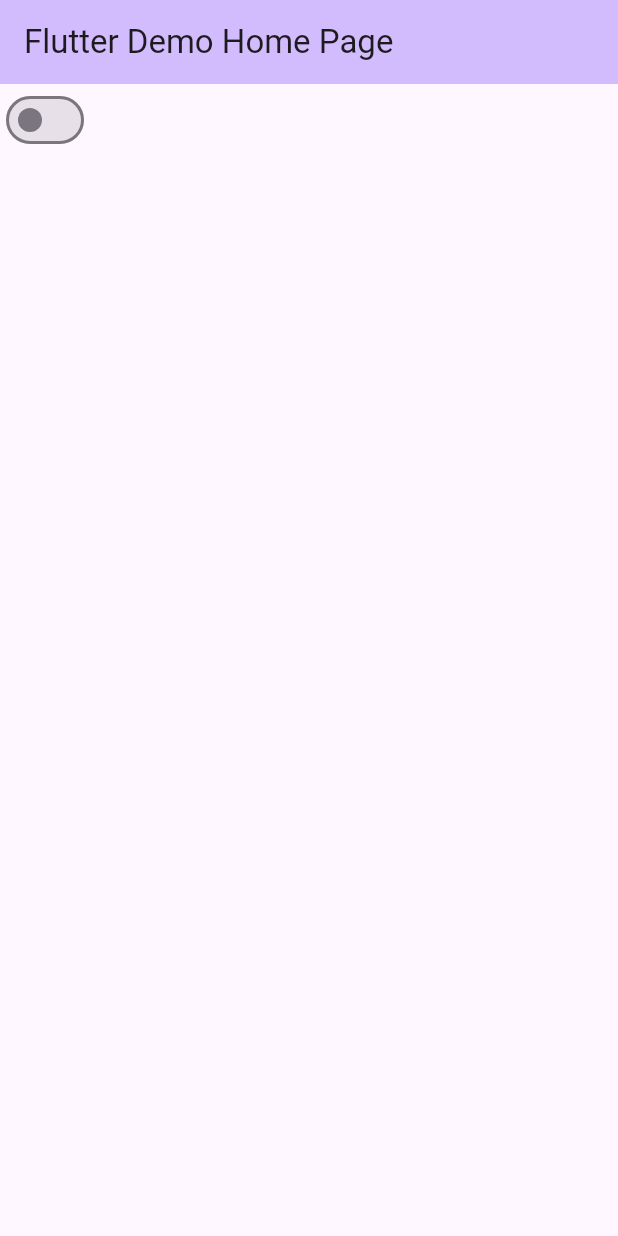
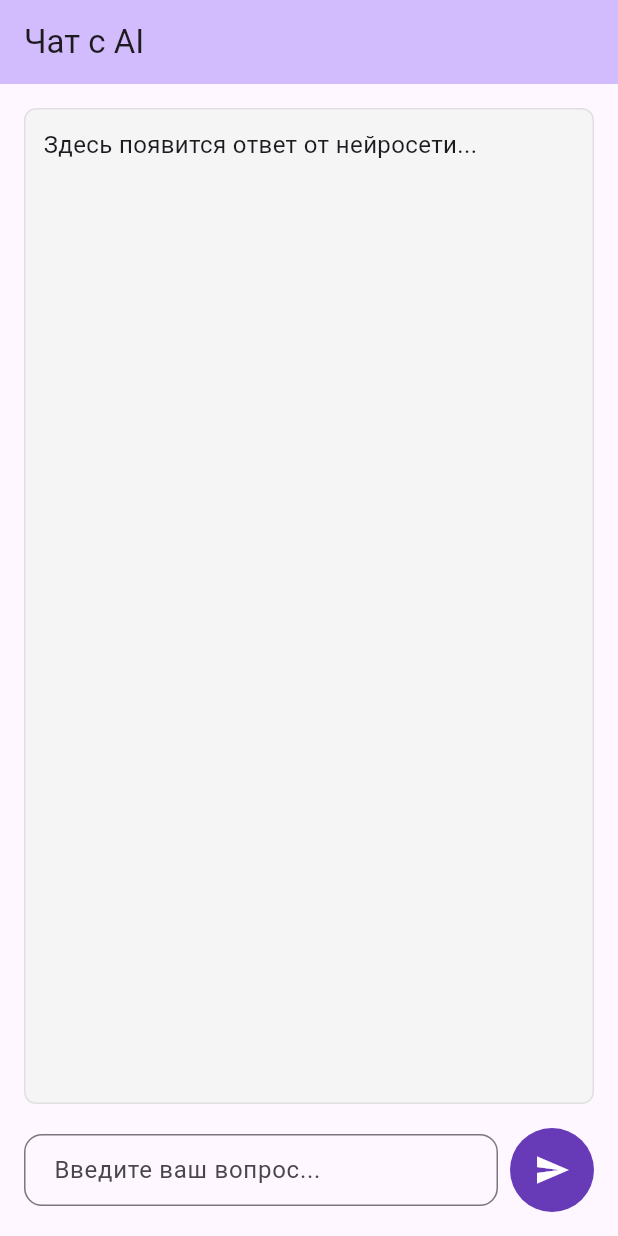
Before and after one commit to Belkovinov/StudyFlutterProject, a Flutter app: the screen it shows after launch, on a phone screen of 412 x 824 dp. Run offline on Flutter 3.47's test engine with Material 3 defaults, Android fonts, the phone set to English and light mode, and no system bars; our stand-ins replace dio.

Commit message:
ДЗ№3 fail

```diff
--- a/lib/main.dart
+++ b/lib/main.dart
@@ -1,61 +1,179 @@
 import 'package:flutter/material.dart';
+import 'package:dio/dio.dart';
+import 'models/chat_models.dart';
 
 void main() {
   runApp(const MyApp());
 }
 
+class ApiService {
+  final Dio dio = Dio(BaseOptions(
+    baseUrl: "https://gpt.yall.icu/v1",
+    connectTimeout: const Duration(seconds: 15),
+    receiveTimeout: const Duration(seconds: 30),
+  ));
+
+  Future<ChatCompletionResponse?> sendRequest(String userInput) async {
+    final request = ChatCompletionRequest(
+      model: "default",
+      messages: [ChatMessage(role: "user", content: userInput)],
+    );
+
+    try {
+      final response = await dio.post(
+        "/chat/completions",
+        data: request.toJson(),
+      );
+
+      if (response.statusCode == 200) {
+        return ChatCompletionResponse.fromJson(response.data);
+      } else {
+        debugPrint('Ошибка ответа сервера: ${response.statusCode}');
+        return null;
+      }
+    } on DioException catch (e) {
+      debugPrint('Исключение при запросе чата: $e');
+      if (e.response != null) {
+        debugPrint('Данные ошибки: ${e.response?.data}');
+      }
+      return null;
+    } catch (e) {
+      debugPrint('Произошла непредвиденная ошибка: $e');
+      return null;
+    }
+  }
+}
+
 class MyApp extends StatelessWidget {
   const MyApp({super.key});
+
   @override
   Widget build(BuildContext context) {
     return MaterialApp(
-      title: 'Flutter Demo',
+      title: 'Flutter AI Чат',
       theme: ThemeData(
         colorScheme: ColorScheme.fromSeed(seedColor: Colors.deepPurple),
+        useMaterial3: true,
       ),
-      home: const MyHomePage(title: 'Flutter Demo Home Page'),
+      home: const ChatPage(),
+      debugShowCheckedModeBanner: false,
     );
   }
 }
 
-class MyHomePage extends StatefulWidget {
-  const MyHomePage({super.key, required this.title});
-  final String title;
-
+class ChatPage extends StatefulWidget {
+  const ChatPage({super.key});
 
   @override
-  State<MyHomePage> createState() => _MyHomePageState();
+  State<ChatPage> createState() => _ChatPageState();
 }
 
-class _MyHomePageState extends State<MyHomePage> {
-  int _counter = 0;
-  final controller = TextEditingController();
-  bool isPressed = false;
+class _ChatPageState extends State<ChatPage> {
+  final ApiService _apiService = ApiService();
+  final TextEditingController _textController = TextEditingController();
 
-  void _incrementCounter() {
+  String _responseText = "Здесь появится ответ от нейросети...";
+  bool _isLoading = false;
+
+  Future<void> _sendMessage() async {
+    final userInput = _textController.text;
+    if (userInput.isEmpty) {
+      ScaffoldMessenger.of(context).showSnackBar(
+        const SnackBar(content: Text('Пожалуйста, введите ваш запрос.')),
+      );
+      return;
+    }
+
     setState(() {
-      _counter++;
+      _isLoading = true;
+      _responseText = "Отправка запроса...";
     });
+
+    final response = await _apiService.sendRequest(userInput);
+
+    setState(() {
+      if (response != null && response.choices.isNotEmpty) {
+        _responseText = response.choices.first.message.content.trim();
+      } else {
+        _responseText = "Не удалось получить ответ. Попробуйте еще раз.";
+      }
+      _isLoading = false;
+    });
+  }
+
+  @override
+  void dispose() {
+    _textController.dispose();
+    super.dispose();
   }
 
   @override
   Widget build(BuildContext context) {
     return Scaffold(
       appBar: AppBar(
-        backgroundColor: Theme
-            .of(context)
-            .colorScheme
-            .inversePrimary,
-        title: Text("Flutter Demo Home Page"),
+        title: const Text('Чат с AI'),
+        backgroundColor: Theme.of(context).colorScheme.inversePrimary,
       ),
-        body: Switch(
-            value: isPressed,
-            activeThumbColor:Colors.red,
-            onChanged: (bool value) {
-          setState((){
-            isPressed = value;
-          });
-        })
+      body: Padding(
+        padding: const EdgeInsets.all(16.0),
+        child: Column(
+          children: [
+            Expanded(
+              child: Container(
+                padding: const EdgeInsets.all(12.0),
+                decoration: BoxDecoration(
+                  color: Colors.grey[100],
+                  border: Border.all(color: Colors.grey.shade300),
+                  borderRadius: BorderRadius.circular(8.0),
+                ),
+                child: SingleChildScrollView(
+                  child: SizedBox(
+                    width: double.infinity,
+                    child: _isLoading
+                        ? const Center(child: CircularProgressIndicator())
+                        : Text(
+                      _responseText,
+                      style: const TextStyle(fontSize: 16.0, height: 1.5),
+                    ),
+                  ),
+                ),
+              ),
+            ),
+            const SizedBox(height: 16),
+            Row(
+              children: [
+                Expanded(
+                  child: TextField(
+                    controller: _textController,
+                    decoration: InputDecoration(
+                      hintText: 'Введите ваш вопрос...',
+                      border: OutlineInputBorder(
+                        borderRadius: BorderRadius.circular(12),
+                      ),
+                      contentPadding: const EdgeInsets.symmetric(
+                        horizontal: 16.0,
+                        vertical: 12.0,
+                      ),
+                    ),
+                    onSubmitted: (_) => _sendMessage(),
+                  ),
+                ),
+                const SizedBox(width: 8),
+                IconButton(
+                  icon: const Icon(Icons.send),
+                  onPressed: _isLoading ? null : _sendMessage,
+                  style: IconButton.styleFrom(
+                    backgroundColor: Colors.deepPurple,
+                    foregroundColor: Colors.white,
+                    padding: const EdgeInsets.all(16),
+                  ),
+                  tooltip: 'Отправить',
+                ),
+              ],
+            ),
+          ],
+        ),
+      ),
     );
   }
 }
--- /dev/null
+++ b/lib/models/chat_models.dart
@@ -0,0 +1,78 @@
+class ChatMessage {
+  final String role;
+  final String content;
+
+  ChatMessage({required this.role, required this.content});
+
+  Map<String, dynamic> toJson() {
+    return {'role': role, 'content': content,};
+  }
+}
+
+class ChatCompletionRequest {
+  final String model;
+  final List<ChatMessage> messages;
+
+  ChatCompletionRequest({required this.model, required this.messages});
+
+  Map<String, dynamic> toJson() {
+    return {
+      'model': model,
+      'messages': messages.map((message) => message.toJson()).toList(),
+    };
+  }
+}
+
+class ResponseChatMessage {
+  final String role;
+  final String content;
+
+  ResponseChatMessage({required this.role, required this.content});
+
+  factory ResponseChatMessage.fromJson(Map<String, dynamic> json) {
+    return ResponseChatMessage(role: json['role'] ?? 'unknown', content: json['content'] ?? 'unknown');
+  }
+}
+
+class Choice {
+  final int index;
+  final ResponseChatMessage message;
+
+  Choice({required this.index, required this.message});
+
+  factory Choice.fromJson(Map<String, dynamic> json) {
+    return Choice(
+        index: json['index'] ?? 0,
+        message: ResponseChatMessage.fromJson(json['message']),
+    );
+  }
+}
+
+class ChatCompletionResponse {
+  final String id;
+  final String object;
+  final int created;
+  final String model;
+  final List<Choice> choices;
+
+  ChatCompletionResponse({
+    required this.id,
+    required this.object,
+    required this.created,
+    required this.model,
+    required this.choices,
+  });
+
+  factory ChatCompletionResponse.fromJson(Map<String, dynamic> json) {
+    final choicesData = (json['choices'] as List<dynamic>?) ?? [];
+    final choices = choicesData.map((item) => Choice.fromJson(item)).toList();
+
+    return ChatCompletionResponse(
+      id: json['id'] ?? 'unknown',
+      object: json['object'] ?? '',
+      created: json['created'] ?? 0,
+      model: json['model'] ?? 'unknown',
+      choices: choices,
+    );
+  }
+}
```
Also changed, not shown: lib/models/ai_model.dart (added, +28 -0 lines), lib/pages/test.dart (added, +64 -0 lines), lib/pages/test2.dart (added, +70 -0 lines), pubspec.yaml (+6 -2 lines), lib/test.dart (deleted), pubspec.lock.
